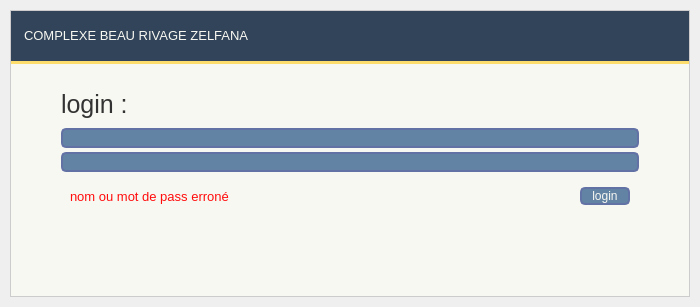
Before: the Qt Designer form ui/login_.ui in otmanLAHRECHE/MM_Management, drawn with Qt 5.
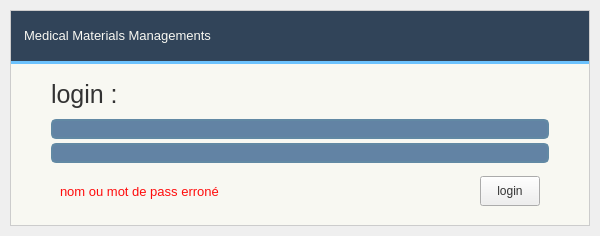
After: the same form once the commit is applied. Icons and pictures are not drawn.

Patch:
```diff
--- a/ui/login_.ui
+++ b/ui/login_.ui
@@ -2,12 +2,15 @@
 <ui version="4.0">
  <class>MainWindow</class>
  <widget class="QMainWindow" name="MainWindow">
+  <property name="enabled">
+   <bool>true</bool>
+  </property>
   <property name="geometry">
    <rect>
     <x>0</x>
     <y>0</y>
-    <width>700</width>
-    <height>307</height>
+    <width>600</width>
+    <height>236</height>
    </rect>
   </property>
   <property name="sizePolicy">
@@ -18,14 +21,14 @@
   </property>
   <property name="minimumSize">
    <size>
-    <width>700</width>
-    <height>307</height>
+    <width>600</width>
+    <height>220</height>
    </size>
   </property>
   <property name="maximumSize">
    <size>
-    <width>700</width>
-    <height>307</height>
+    <width>600</width>
+    <height>236</height>
    </size>
   </property>
   <property name="windowTitle">
@@ -33,32 +36,14 @@
   </property>
   <widget class="QWidget" name="centralwidget">
    <property name="styleSheet">
-    <string notr="true">/* /////////////////////////////////////////////////////////////////////////////////////////////////
-
-SET APP STYLESHEET - FULL STYLES HERE
-DARK THEME - DRACULA COLOR BASED
-
-# BY: WANDERSON M.PIMENTA
-# PROJECT MADE WITH: Qt Designer and PySide6
-# V: 1.0.0
-#
-# This project can be used freely for all uses, as long as they maintain the
-# respective credits only in the Python scripts, any information in the visual
-# interface (GUI) can be modified without any implication.
-#
-# There are limitations on Qt licenses if you want to use your products
-# commercially, I recommend reading them on the official website:
-# https://doc.qt.io/qtforpython/licenses.html
-
-///////////////////////////////////////////////////////////////////////////////////////////////// */
+    <string notr="true">
 
 QWidget{
 	color: #333;
 	font: 10pt &quot;Segoe UI&quot;;
 }
 
-/* /////////////////////////////////////////////////////////////////////////////////////////////////
-Tooltip */
+
 QToolTip {
 	color: #333;
 	background-color: #f8f8f2;
@@ -78,22 +63,22 @@
 #bgApp {	
 	background-color: #f8f8f2;
 	border: 1px solid #CCC;
-    color: #44475a;
+    color: #44495A;
 }
 
 /* /////////////////////////////////////////////////////////////////////////////////////////////////
 Left Menu */
 #leftMenuBg {	
-	background-color: #2C3F50;
+	background-color: #1E2C39;
 }
 #topLogo {
-	background-color: #2C3F50;
+	background-color: #1E2C39;
 	background-image: url(:/images/images/images/PyDracula.png);
 	background-position: centered;
 	background-repeat: no-repeat;
 }
 #titleLeftApp { font: 63 12pt &quot;Segoe UI Semibold&quot;; color: #f8f8f2; }
-#titleLeftDescription { font: 8pt &quot;Segoe UI&quot;; color: #FDDE6C; }
+#titleLeftDescription { font: 8pt &quot;Segoe UI&quot;; color: #6CCDFD; }
 
 /* MENUS */
 #topMenu .QPushButton {	
@@ -131,7 +116,7 @@
 	color: rgb(255, 255, 255);
 }
 #leftMenuFrame{
-	border-top: 3px solid #6a7cb1;
+	border-top: 3px solid #6A95B1;
 }
 
 /* Toggle Button */
@@ -140,7 +125,7 @@
     background-repeat: no-repeat;
 	border: none;
 	border-left: 20px solid transparent;
-	background-color: #5b6996;
+	background-color: #5B7F96;
 	text-align: left;
 	padding-left: 44px;
 	color: #f8f8f2;
@@ -164,7 +149,7 @@
     color: #f8f8f2;
 }
 #extraTopBg{	
-	background-color: rgb(193, 206, 128)
+	background-color: rgb(128, 191, 206)
 }
 
 /* Icon */
@@ -212,7 +197,7 @@
 	background-color: #314459;
 }
 #contentBottom{
-	border-top: 3px solid #FDDE6C;
+	border-top: 3px solid #6CC2FD;
 }
 #titleRightInfo{
     color: #f8f8f2;
@@ -256,21 +241,21 @@
 	background-color: transparent;
 	padding: 10px;
 	border-radius: 5px;
-	gridline-color: #9faeda;
+	gridline-color: #94B2D1;
     outline: none;
 }
 QTableWidget::item{
-	border-color: #9faeda;
+	border-color: #9FB9DA;
 	padding-left: 5px;
 	padding-right: 5px;
-	gridline-color: #9faeda;
+	gridline-color: #9FBDDA;
 }
 QTableWidget::item:selected{
 	background-color: #8DAFD5;
     color: #f8f8f2;
 }
 QHeaderView::section{
-	background-color: #6272a4;
+	background-color: #6288A4;
 	max-width: 30px;
 	border: none;
 	border-style: none;
@@ -297,7 +282,7 @@
 QLineEdit {
 	background-color: #6283A4;
 	border-radius: 5px;
-	border: 2px solid #6272a4;
+	border: 2px solid #6289A4;
 	padding-left: 10px;
 	selection-color: rgb(255, 255, 255);
 	selection-background-color: #243E5B;
@@ -549,8 +534,8 @@
 
 /* /////////////////////////////////////////////////////////////////////////////////////////////////
 Button */
-QPushButton {
-	border: 2px solid #6272a4;
+#pagesContainer QPushButton {
+	border: 2px solid #627DA4;
 	border-radius: 5px;
 	background-color: #6283A4;
     color: #f8f8f2;
@@ -726,7 +711,7 @@
                    </font>
                   </property>
                   <property name="text">
-                   <string>COMPLEXE BEAU RIVAGE ZELFANA</string>
+                   <string>Medical Materials Managements</string>
                   </property>
                   <property name="alignment">
                    <set>Qt::AlignLeading|Qt::AlignLeft|Qt::AlignVCenter</set>
@@ -861,16 +846,16 @@
               <number>4</number>
              </property>
              <property name="leftMargin">
-              <number>50</number>
+              <number>40</number>
              </property>
              <property name="topMargin">
-              <number>20</number>
+              <number>10</number>
              </property>
              <property name="rightMargin">
-              <number>50</number>
+              <number>40</number>
              </property>
              <property name="bottomMargin">
-              <number>80</number>
+              <number>10</number>
              </property>
              <item>
               <widget class="QLabel" name="label">
@@ -956,10 +941,16 @@
                     <verstretch>0</verstretch>
                    </sizepolicy>
                   </property>
+                  <property name="minimumSize">
+                   <size>
+                    <width>60</width>
+                    <height>30</height>
+                   </size>
+                  </property>
                   <property name="maximumSize">
                    <size>
-                    <width>50</width>
-                    <height>16777215</height>
+                    <width>60</width>
+                    <height>30</height>
                    </size>
                   </property>
                   <property name="styleSheet">
```
Left out of the diff: 20 changed lines with no effect on the pictures.
